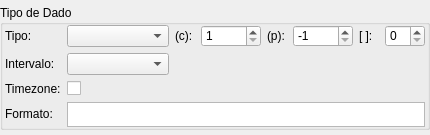
Qt form pgmodeler_ui/ui/tipopgsqlwidget.ui (erdincay/pgmodeler-old) before a commit.
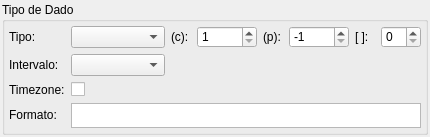
The same form after that commit.

```diff
--- a/pgmodeler_ui/ui/tipopgsqlwidget.ui
+++ b/pgmodeler_ui/ui/tipopgsqlwidget.ui
@@ -33,10 +33,10 @@
   </property>
   <layout class="QGridLayout" name="tipopgsql_grid">
    <property name="margin">
-    <number>0</number>
+    <number>2</number>
    </property>
    <property name="spacing">
-    <number>4</number>
+    <number>6</number>
    </property>
    <item row="0" column="0">
     <widget class="QGroupBox" name="groupBox">
@@ -56,17 +56,11 @@
       <string>Tipo de Dado</string>
      </property>
      <layout class="QGridLayout" name="gridLayout">
-      <property name="leftMargin">
-       <number>2</number>
+      <property name="margin">
+       <number>4</number>
       </property>
-      <property name="topMargin">
-       <number>0</number>
-      </property>
-      <property name="rightMargin">
-       <number>2</number>
-      </property>
-      <property name="bottomMargin">
-       <number>0</number>
+      <property name="spacing">
+       <number>6</number>
       </property>
       <item row="0" column="0">
        <widget class="QLabel" name="tipo_lbl">
```
